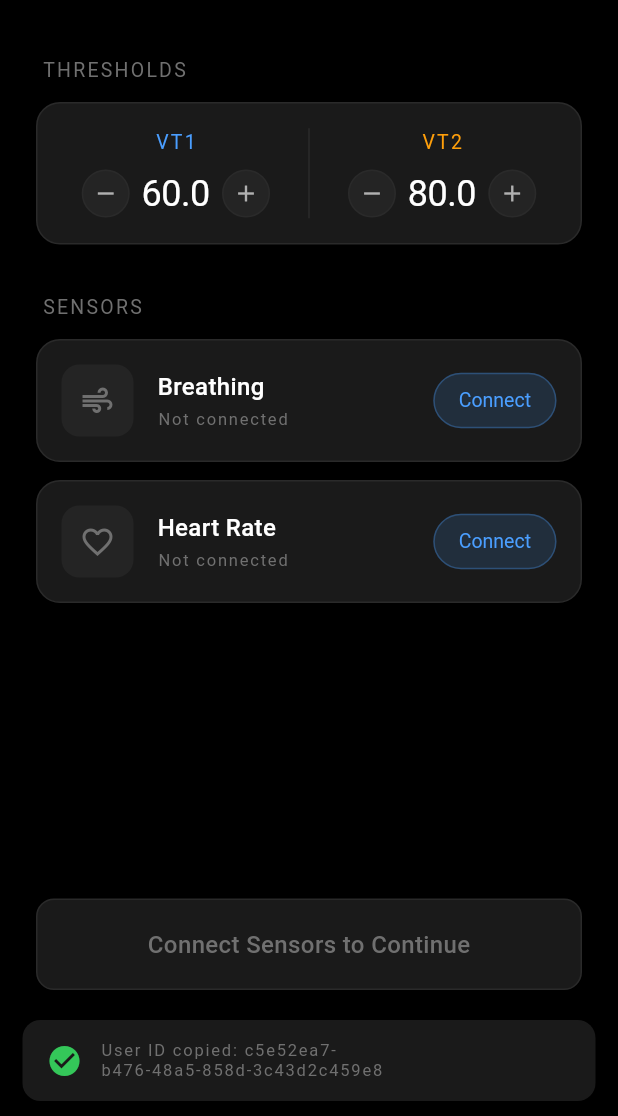
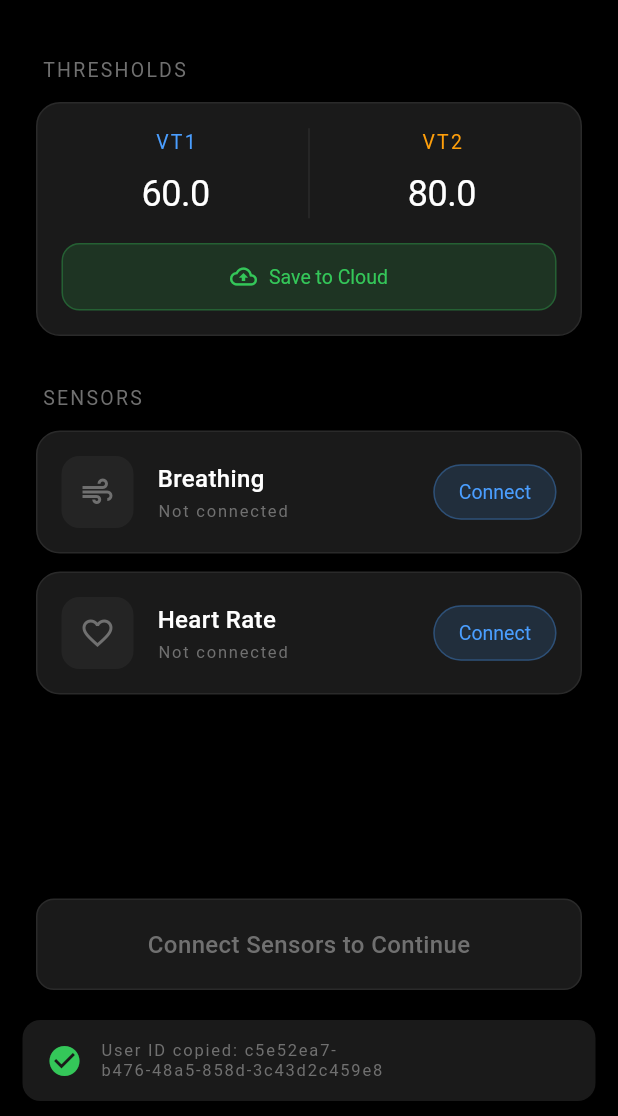
Before and after one commit to findingeq/vt-threshold-app, a Flutter app: the screen it shows after launch, after a tap on an icon or button, on a phone screen of 412 x 824 dp, the part 120-1236 px from its top. Run offline on Flutter 3.47's test engine with Material 3 defaults, Android fonts, the phone set to English and light mode, and no system bars; our stand-ins replace fl_chart, flutter_blue_plus, share_plus, shared_preferences; network calls fail.

Commit message:
Cloud-only VT threshold storage with Save button
- VT1/VT2 thresholds now stored only in cloud (not locally)
- On app startup, values auto-populate from cloud without prompt
- Session-only changes: modifying values without saving only affects
  current session; values reset from cloud on next app launch
- Added "Save to Cloud" button to persist threshold changes
- Removed +/- buttons from threshold inputs (tap-to-edit only)
- Removed confirmation dialog when cloud values differ from session

```diff
--- a/lib/models/app_state.dart
+++ b/lib/models/app_state.dart
@@ -1,10 +1,9 @@
 import 'dart:math';
 
-import 'package:flutter/material.dart';
+import 'package:flutter/foundation.dart';
 import 'package:shared_preferences/shared_preferences.dart';
 
 import '../services/workout_data_service.dart';
-import '../theme/app_theme.dart';
 
 enum RunType { moderate, heavy, severe }
 
@@ -64,9 +63,7 @@ class RunConfig {
 }
 
 class AppState extends ChangeNotifier {
-  // Storage keys
-  static const String _vt1VeKey = 'vt1_ve';
-  static const String _vt2VeKey = 'vt2_ve';
+  // Storage keys (only for sigma values and user ID - VT thresholds are cloud-only)
   static const String _sigmaModeratePctKey = 'sigma_pct_moderate';
   static const String _sigmaHeavyPctKey = 'sigma_pct_heavy';
   static const String _sigmaSeverePctKey = 'sigma_pct_severe';
@@ -78,16 +75,16 @@ class AppState extends ChangeNotifier {
   int _breathingSensorBattery = 0;
   int _hrSensorBattery = 0;
 
-  // VT thresholds (persisted to SharedPreferences)
+  // VT thresholds (cloud-only, session values reset on app restart)
   double _vt1Ve = 60.0;
   double _vt2Ve = 80.0;
 
-  // Sigma values for CUSUM sensitivity (persisted)
+  // Sigma values for CUSUM sensitivity (persisted locally)
   double _sigmaPctModerate = 10.0;
   double _sigmaPctHeavy = 5.0;
   double _sigmaPctSevere = 5.0;
 
-  // User ID for cloud sync (persisted)
+  // User ID for cloud sync (persisted locally)
   String? _userId;
 
   // Current run config
@@ -107,15 +104,12 @@ class AppState extends ChangeNotifier {
   RunConfig? get currentRun => _currentRun;
   bool get sensorsReady => _breathingSensorConnected && _hrSensorConnected;
 
-  /// Load persisted values from storage
+  /// Load persisted values from storage (user ID and sigma values only)
+  /// VT thresholds are fetched from cloud separately
   Future<void> loadPersistedValues() async {
     final prefs = await SharedPreferences.getInstance();
 
-    // Load VT thresholds
-    _vt1Ve = prefs.getDouble(_vt1VeKey) ?? 60.0;
-    _vt2Ve = prefs.getDouble(_vt2VeKey) ?? 80.0;
-
-    // Load sigma values
+    // Load sigma values (local cache)
     _sigmaPctModerate = prefs.getDouble(_sigmaModeratePctKey) ?? 10.0;
     _sigmaPctHeavy = prefs.getDouble(_sigmaHeavyPctKey) ?? 5.0;
     _sigmaPctSevere = prefs.getDouble(_sigmaSeverePctKey) ?? 5.0;
@@ -143,32 +137,30 @@ class AppState extends ChangeNotifier {
     );
   }
 
-  /// Set VT1 threshold (local + cloud sync)
-  Future<void> setVt1Ve(double value) async {
+  /// Set VT1 threshold (session only - not saved to cloud)
+  /// Use saveThresholdsToCloud() to persist to cloud
+  void setVt1Ve(double value) {
     _vt1Ve = value;
-    final prefs = await SharedPreferences.getInstance();
-    await prefs.setDouble(_vt1VeKey, value);
     notifyListeners();
-
-    // Sync to cloud (resets Bayesian anchor)
-    if (_userId != null) {
-      final service = WorkoutDataService();
-      await service.syncThresholdToCloud(_userId!, 'vt1', value);
-    }
   }
 
-  /// Set VT2 threshold (local + cloud sync)
-  Future<void> setVt2Ve(double value) async {
+  /// Set VT2 threshold (session only - not saved to cloud)
+  /// Use saveThresholdsToCloud() to persist to cloud
+  void setVt2Ve(double value) {
     _vt2Ve = value;
-    final prefs = await SharedPreferences.getInstance();
-    await prefs.setDouble(_vt2VeKey, value);
     notifyListeners();
+  }
 
-    // Sync to cloud (resets Bayesian anchor)
-    if (_userId != null) {
+  /// Save current VT1/VT2 thresholds to cloud
+  /// Returns true if successful, false otherwise
+  Future<bool> saveThresholdsToCloud() async {
+    if (_userId == null) return false;
+
     final service = WorkoutDataService();
-      await service.syncThresholdToCloud(_userId!, 'vt2', value);
-    }
+    final vt1Success = await service.syncThresholdToCloud(_userId!, 'vt1', _vt1Ve);
+    final vt2Success = await service.syncThresholdToCloud(_userId!, 'vt2', _vt2Ve);
+
+    return vt1Success && vt2Success;
   }
 
   /// Set sigma values (local only, called during cloud sync)
@@ -196,8 +188,8 @@ class AppState extends ChangeNotifier {
   }
 
   /// Sync calibrated params from cloud
-  /// Call this on app launch
-  Future<void> syncFromCloud(BuildContext? context) async {
+  /// Call this on app launch - auto-applies cloud values
+  Future<void> syncFromCloud() async {
     if (_userId == null) return;
 
     final service = WorkoutDataService();
@@ -205,73 +197,25 @@ class AppState extends ChangeNotifier {
 
     if (calibrated == null) return;
 
-    // Check for significant VE threshold changes (>= 1 L/min)
+    // Auto-apply VT thresholds from cloud
     final vt1Cloud = calibrated['vt1_ve'] as double?;
     final vt2Cloud = calibrated['vt2_ve'] as double?;
 
-    final vt1Change = vt1Cloud != null ? (vt1Cloud - _vt1Ve).abs() : 0.0;
-    final vt2Change = vt2Cloud != null ? (vt2Cloud - _vt2Ve).abs() : 0.0;
-
-    if ((vt1Change >= 1.0 || vt2Change >= 1.0) && context != null) {
-      // Show confirmation dialog for VE thresholds
-      final confirmed = await showDialog<bool>(
-        context: context,
-        builder: (ctx) => AlertDialog(
-          backgroundColor: AppTheme.surfaceCard,
-          shape: RoundedRectangleBorder(
-            borderRadius: BorderRadius.circular(AppTheme.radiusLarge),
-          ),
-          title: Text(
-            'Update Thresholds?',
-            style: AppTheme.titleLarge,
-          ),
-          content: Text(
-            'Cloud calibration suggests:\n'
-            'VT1: ${vt1Cloud?.toStringAsFixed(1) ?? _vt1Ve.toStringAsFixed(1)} L/min\n'
-            'VT2: ${vt2Cloud?.toStringAsFixed(1) ?? _vt2Ve.toStringAsFixed(1)} L/min\n\n'
-            'Apply these changes?',
-            style: AppTheme.bodyMedium,
-          ),
-          actions: [
-            TextButton(
-              onPressed: () => Navigator.pop(ctx, false),
-              child: Text(
-                'Keep Current',
-                style: AppTheme.bodyMedium.copyWith(color: AppTheme.textMuted),
-              ),
-            ),
-            TextButton(
-              onPressed: () => Navigator.pop(ctx, true),
-              child: Text(
-                'Apply',
-                style: AppTheme.bodyMedium.copyWith(color: AppTheme.accentBlue),
-              ),
-            ),
-          ],
-        ),
-      );
-
-      if (confirmed == true) {
-        // Apply without re-syncing to cloud (values already there)
-        final prefs = await SharedPreferences.getInstance();
     if (vt1Cloud != null) {
       _vt1Ve = vt1Cloud;
-          await prefs.setDouble(_vt1VeKey, vt1Cloud);
     }
     if (vt2Cloud != null) {
       _vt2Ve = vt2Cloud;
-          await prefs.setDouble(_vt2VeKey, vt2Cloud);
-        }
-        notifyListeners();
-      }
     }
 
-    // Sigma values are applied silently (no user prompt)
+    // Apply sigma values
     await _setSigmaValues(
       moderate: calibrated['sigma_pct_moderate'] as double?,
       heavy: calibrated['sigma_pct_heavy'] as double?,
       severe: calibrated['sigma_pct_severe'] as double?,
     );
+
+    notifyListeners();
   }
 
   void setBreathingSensorConnected(bool connected, {int battery = 0}) {
--- a/lib/screens/start_screen.dart
+++ b/lib/screens/start_screen.dart
@@ -4,7 +4,6 @@ import 'package:provider/provider.dart';
 
 import '../models/app_state.dart';
 import '../services/ble_service.dart';
-import '../services/workout_data_service.dart';
 import '../theme/app_theme.dart';
 import 'run_format_screen.dart';
 
@@ -22,6 +21,7 @@ class _StartScreenState extends State<StartScreen>
   bool _initialized = false;
   bool _connectingBreathing = false;
   bool _connectingHr = false;
+  bool _savingToCloud = false;
 
   late AnimationController _animController;
   late Animation<double> _fadeAnimation;
@@ -51,9 +51,9 @@ class _StartScreenState extends State<StartScreen>
 
   Future<void> _syncFromCloud() async {
     final appState = context.read<AppState>();
-    await appState.syncFromCloud(context);
+    await appState.syncFromCloud();
 
-    // Update controllers if values changed from cloud sync
+    // Update controllers with cloud values
     if (mounted) {
       setState(() {
         _vt1Controller.text = appState.vt1Ve.toStringAsFixed(1);
@@ -93,17 +93,50 @@ class _StartScreenState extends State<StartScreen>
     super.dispose();
   }
 
-  Future<void> _saveVt1(String value) async {
+  void _setVt1(String value) {
     final parsed = double.tryParse(value);
     if (parsed != null && parsed > 0) {
-      await context.read<AppState>().setVt1Ve(parsed);
+      context.read<AppState>().setVt1Ve(parsed);
     }
   }
 
-  Future<void> _saveVt2(String value) async {
+  void _setVt2(String value) {
     final parsed = double.tryParse(value);
     if (parsed != null && parsed > 0) {
-      await context.read<AppState>().setVt2Ve(parsed);
+      context.read<AppState>().setVt2Ve(parsed);
+    }
+  }
+
+  Future<void> _saveToCloud() async {
+    if (_savingToCloud) return;
+
+    setState(() => _savingToCloud = true);
+
+    final appState = context.read<AppState>();
+    final success = await appState.saveThresholdsToCloud();
+
+    if (mounted) {
+      setState(() => _savingToCloud = false);
+
+      ScaffoldMessenger.of(context).showSnackBar(
+        SnackBar(
+          content: Row(
+            children: [
+              Icon(
+                success ? Icons.check_circle : Icons.error_outline,
+                color: success ? AppTheme.accentGreen : AppTheme.accentRed,
+              ),
+              const SizedBox(width: 12),
+              Expanded(
+                child: Text(
+                  success ? 'Thresholds saved to cloud' : 'Failed to save to cloud',
+                ),
+              ),
+            ],
+          ),
+          backgroundColor: AppTheme.surfaceCard,
+        ),
+      );
     }
   }
 
@@ -386,13 +419,15 @@ class _StartScreenState extends State<StartScreen>
     return Container(
       padding: const EdgeInsets.all(16),
       decoration: AppTheme.cardDecoration,
-      child: Row(
+      child: Column(
+        children: [
+          Row(
             children: [
               Expanded(
                 child: _buildCompactThresholdInput(
                   label: 'VT1',
                   controller: _vt1Controller,
-              onChanged: _saveVt1,
+                  onChanged: _setVt1,
                   color: AppTheme.accentBlue,
                 ),
               ),
@@ -403,8 +438,52 @@ class _StartScreenState extends State<StartScreen>
                 child: _buildCompactThresholdInput(
                   label: 'VT2',
                   controller: _vt2Controller,
-              onChanged: _saveVt2,
+                  onChanged: _setVt2,
                   color: AppTheme.accentOrange,
+                ),
+              ),
+            ],
+          ),
+          const SizedBox(height: 16),
+          // Save button
+          GestureDetector(
+            onTap: _savingToCloud ? null : _saveToCloud,
+            child: Container(
+              width: double.infinity,
+              padding: const EdgeInsets.symmetric(vertical: 12),
+              decoration: BoxDecoration(
+                color: AppTheme.accentGreen.withOpacity(0.15),
+                borderRadius: BorderRadius.circular(AppTheme.radiusMedium),
+                border: Border.all(color: AppTheme.accentGreen.withOpacity(0.3)),
+              ),
+              child: Row(
+                mainAxisAlignment: MainAxisAlignment.center,
+                children: [
+                  if (_savingToCloud)
+                    SizedBox(
+                      width: 16,
+                      height: 16,
+                      child: CircularProgressIndicator(
+                        strokeWidth: 2,
+                        color: AppTheme.accentGreen,
+                      ),
+                    )
+                  else
+                    Icon(
+                      Icons.cloud_upload_outlined,
+                      color: AppTheme.accentGreen,
+                      size: 18,
+                    ),
+                  const SizedBox(width: 8),
+                  Text(
+                    _savingToCloud ? 'Saving...' : 'Save to Cloud',
+                    style: AppTheme.labelLarge.copyWith(
+                      color: AppTheme.accentGreen,
+                      letterSpacing: 0,
+                    ),
+                  ),
+                ],
+              ),
             ),
           ),
         ],
@@ -426,22 +505,7 @@ class _StartScreenState extends State<StartScreen>
           style: AppTheme.labelLarge.copyWith(color: color),
         ),
         const SizedBox(height: 8),
-        // Value row with +/- buttons
-        Row(
-          mainAxisAlignment: MainAxisAlignment.center,
-          children: [
-            _buildSmallCircleButton(
-              icon: Icons.remove,
-              onTap: () {
-                final current = double.tryParse(controller.text) ?? 0;
-                if (current > 1) {
-                  final newVal = (current - 1).toStringAsFixed(1);
-                  controller.text = newVal;
-                  onChanged(newVal);
-                }
-              },
-            ),
-            const SizedBox(width: 8),
+        // Value - tap to edit
         GestureDetector(
           onTap: () => _showValueEditor(controller, onChanged, label),
           child: Text(
@@ -451,44 +515,7 @@ class _StartScreenState extends State<StartScreen>
             ),
           ),
         ),
-            const SizedBox(width: 8),
-            _buildSmallCircleButton(
-              icon: Icons.add,
-              onTap: () {
-                final current = double.tryParse(controller.text) ?? 0;
-                if (current < 200) {
-                  final newVal = (current + 1).toStringAsFixed(1);
-                  controller.text = newVal;
-                  onChanged(newVal);
-                }
-              },
-            ),
       ],
-        ),
-      ],
-    );
-  }
-
-  Widget _buildSmallCircleButton({
-    required IconData icon,
-    required VoidCallback onTap,
-  }) {
-    return GestureDetector(
-      onTap: onTap,
-      child: Container(
-        width: 32,
-        height: 32,
-        decoration: BoxDecoration(
-          color: AppTheme.surfaceCardLight,
-          shape: BoxShape.circle,
-          border: Border.all(color: AppTheme.borderSubtle),
-        ),
-        child: Icon(
-          icon,
-          color: AppTheme.textSecondary,
-          size: 18,
-        ),
-      ),
     );
   }
 
@@ -542,7 +569,7 @@ class _StartScreenState extends State<StartScreen>
               Navigator.pop(ctx);
             },
             child: Text(
-              'Save',
+              'OK',
               style: AppTheme.bodyMedium.copyWith(color: AppTheme.accentBlue),
             ),
           ),
--- a/pubspec.yaml
+++ b/pubspec.yaml
@@ -3,7 +3,7 @@ description: VT Threshold Analyzer - Real-time respiratory monitoring for iOS
 
 publish_to: 'none'
 
-version: 1.13.3+39
+version: 1.14.0+40
 
 environment:
   sdk: '>=3.0.0 <4.0.0'
```
Lines whose indentation alone changed are shown as unchanged.
